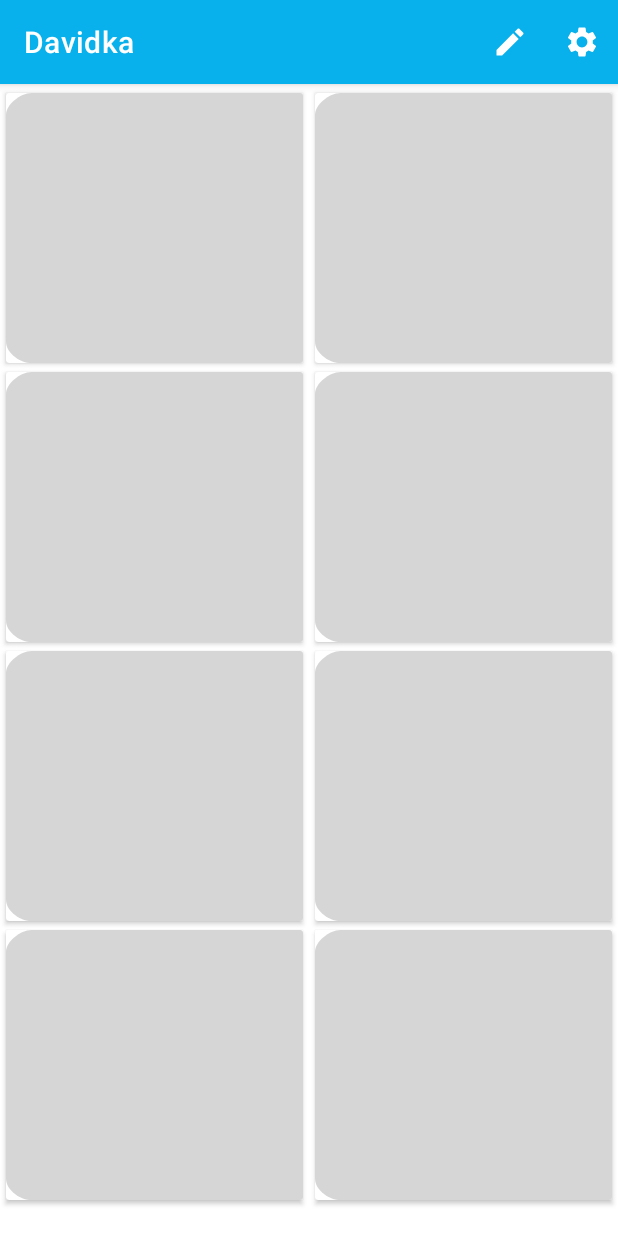
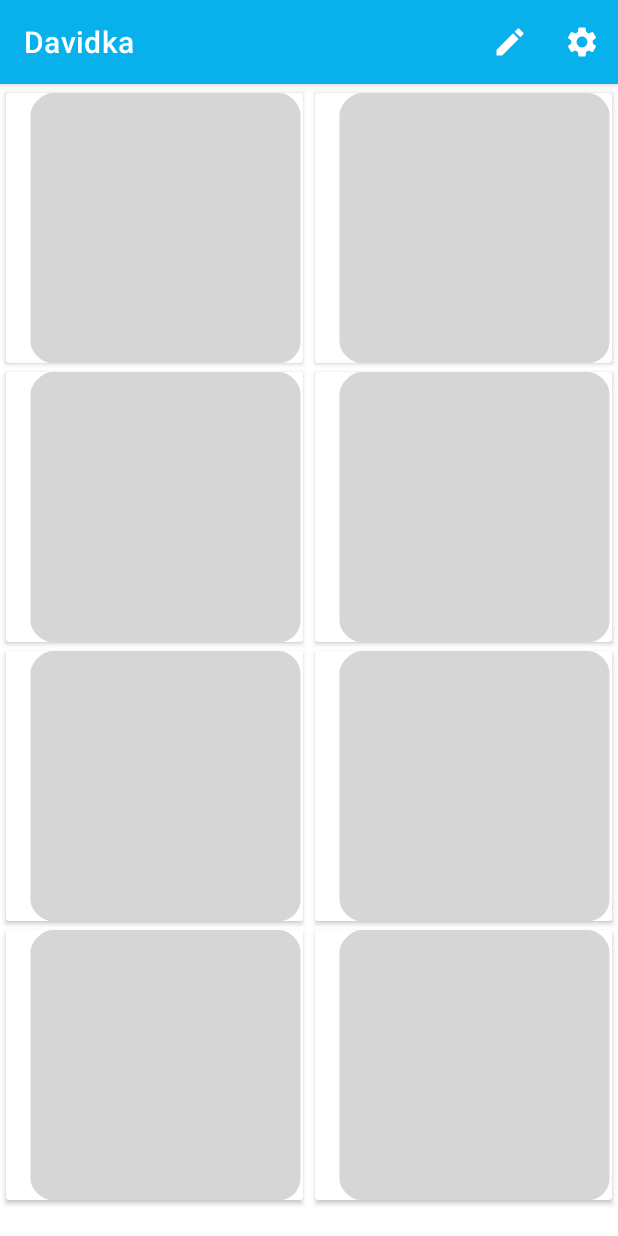
Before and after one commit to jordansoans2002/Davidka, an Android app: the screen it shows after launch (MainActivity), on a phone screen of 412 x 824 dp. Run offline under Robolectric (Android 15) with nearby library versions, the phone set to English and light mode, and no system bars; our stand-ins replace Room's generated code.

Commit message:
Fix image not filling the layout. Video needs 2 clicks to play

```diff
--- a/app/src/main/res/layout/activity_main.xml
+++ b/app/src/main/res/layout/activity_main.xml
@@ -1,9 +1,63 @@
 <?xml version="1.0" encoding="utf-8"?>
 <androidx.constraintlayout.widget.ConstraintLayout xmlns:android="http://schemas.android.com/apk/res/android"
     xmlns:app="http://schemas.android.com/apk/res-auto"
+    xmlns:tools="http://schemas.android.com/tools"
     android:layout_width="match_parent"
     android:layout_height="match_parent"
     android:paddingBottom="6dp">
+
+<!--    <androidx.cardview.widget.CardView-->
+<!--        android:id="@+id/picture"-->
+<!--        android:layout_width="wrap_content"-->
+<!--        android:layout_height="wrap_content"-->
+<!--        android:layout_marginHorizontal="4dp"-->
+<!--        app:layout_constraintBottom_toBottomOf="parent"-->
+<!--        app:layout_constraintEnd_toEndOf="parent"-->
+<!--        app:layout_constraintStart_toStartOf="parent"-->
+<!--        app:layout_constraintTop_toTopOf="parent">-->
+
+<!--        <LinearLayout-->
+<!--            android:layout_width="wrap_content"-->
+<!--            android:layout_height="wrap_content"-->
+<!--            android:orientation="vertical">-->
+
+<!--            <androidx.constraintlayout.widget.ConstraintLayout-->
+<!--                android:layout_width="wrap_content"-->
+<!--                android:layout_height="wrap_content"-->
+<!--                android:layout_gravity="center"-->
+<!--                android:orientation="vertical">-->
+
+<!--                <VideoView-->
+<!--                    android:id="@+id/vid"-->
+<!--                    android:layout_width="wrap_content"-->
+<!--                    android:layout_height="wrap_content"-->
+<!--                    android:visibility="gone"-->
+<!--                    app:layout_constraintEnd_toEndOf="parent"-->
+<!--                    app:layout_constraintStart_toStartOf="parent"-->
+<!--                    app:layout_constraintTop_toTopOf="parent"-->
+<!--                    app:layout_constraintBottom_toBottomOf="parent"/>-->
+
+<!--                <ImageView-->
+<!--                    android:id="@+id/img"-->
+<!--                    android:layout_width="wrap_content"-->
+<!--                    android:layout_height="wrap_content"-->
+<!--                    android:contentDescription="@string/button_description"-->
+<!--                    android:scaleType="centerInside"-->
+<!--                    app:layout_constraintEnd_toEndOf="parent"-->
+<!--                    app:layout_constraintStart_toStartOf="parent"-->
+<!--                    app:layout_constraintTop_toTopOf="parent"-->
+<!--                    app:layout_constraintBottom_toBottomOf="parent"-->
+<!--                    tools:srcCompat="@mipmap/ic_launcher" />-->
+
+<!--            </androidx.constraintlayout.widget.ConstraintLayout>-->
+
+<!--            <TextView-->
+<!--                android:id="@+id/txt"-->
+<!--                android:layout_width="match_parent"-->
+<!--                android:layout_height="wrap_content"-->
+<!--                android:layout_marginTop="4dp" />-->
+<!--        </LinearLayout>-->
+<!--    </androidx.cardview.widget.CardView>-->
 
     <androidx.recyclerview.widget.RecyclerView
         android:id="@+id/picture_grid"
--- a/app/src/main/res/layout/button.xml
+++ b/app/src/main/res/layout/button.xml
@@ -42,7 +42,7 @@
                 android:layout_alignParentEnd="true"
                 android:layout_alignParentBottom="false"
                 android:contentDescription="@string/button_description"
-                android:scaleType="fitXY"
+                android:scaleType="fitCenter"
                 app:layout_constraintEnd_toEndOf="parent"
                 app:layout_constraintStart_toStartOf="parent"
                 app:layout_constraintTop_toTopOf="parent"
```
Also changed, not shown: app/src/main/java/com/example/davidka/MainActivity.java (+12 -0 lines).
